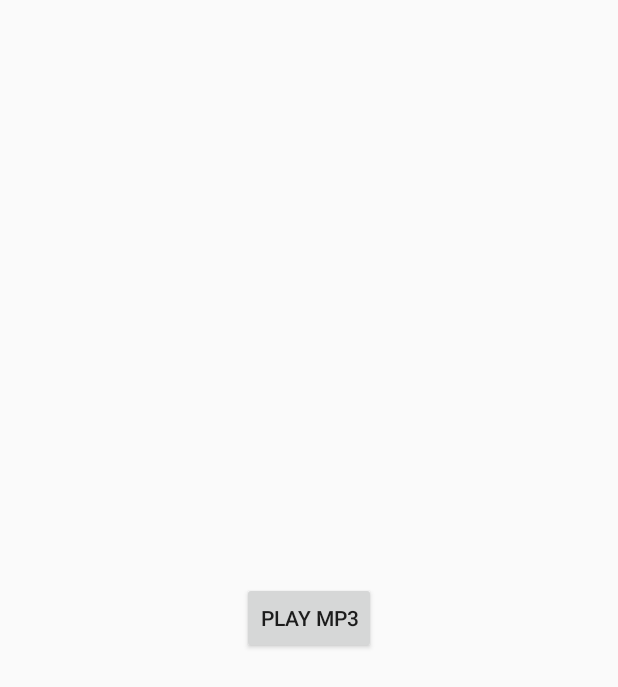
After one commit to SergioEderCervantes/Reproductor-Examen-2, an Android app built with Jetpack Compose: the layout activity_main.xml on its own in the app's theme, with its tools: preview values and no code run, on a phone screen of 412 x 824 dp. The commit adds this screen. Shown: the top 687 px of the screen. Run offline under Robolectric (Android 15) with nearby library versions, the phone set to English and light mode, and no system bars.

```diff
--- a/app/build.gradle.kts
+++ b/app/build.gradle.kts
@@ -51,6 +51,7 @@ dependencies {
     implementation(libs.androidx.ui.tooling.preview)
     implementation(libs.androidx.material3)
     implementation(libs.androidx.appcompat)
+    implementation(libs.androidx.constraintlayout)
     testImplementation(libs.junit)
     androidTestImplementation(libs.androidx.junit)
     androidTestImplementation(libs.androidx.espresso.core)
--- /dev/null
+++ b/app/src/main/res/layout/activity_main.xml
@@ -0,0 +1,19 @@
+<?xml version="1.0" encoding="utf-8"?>
+<androidx.constraintlayout.widget.ConstraintLayout xmlns:android="http://schemas.android.com/apk/res/android"
+    xmlns:app="http://schemas.android.com/apk/res-auto"
+    xmlns:tools="http://schemas.android.com/tools"
+    android:layout_width="match_parent"
+    android:layout_height="match_parent"
+    tools:context=".MainActivity">
+
+    <Button
+        android:id="@+id/playButton"
+        android:layout_width="wrap_content"
+        android:layout_height="wrap_content"
+        android:text="Play MP3"
+        app:layout_constraintBottom_toBottomOf="parent"
+        app:layout_constraintEnd_toEndOf="parent"
+        app:layout_constraintStart_toStartOf="parent"
+        app:layout_constraintTop_toTopOf="parent" />
+
+</androidx.constraintlayout.widget.ConstraintLayout>
--- a/gradle/libs.versions.toml
+++ b/gradle/libs.versions.toml
@@ -9,6 +9,7 @@ lifecycleRuntimeKtx = "2.9.4"
 activityCompose = "1.11.0"
 composeBom = "2024.09.00"
 appcompat = "1.7.1"
+constraintlayout = "2.2.1"
 
 [libraries]
 androidx-core-ktx = { group = "androidx.core", name = "core-ktx", version.ref = "coreKtx" }
@@ -26,6 +27,7 @@ androidx-ui-test-manifest = { group = "androidx.compose.ui", name = "ui-test-man
 androidx-ui-test-junit4 = { group = "androidx.compose.ui", name = "ui-test-junit4" }
 androidx-material3 = { group = "androidx.compose.material3", name = "material3" }
 androidx-appcompat = { group = "androidx.appcompat", name = "appcompat", version.ref = "appcompat" }
+androidx-constraintlayout = { group = "androidx.constraintlayout", name = "constraintlayout", version.ref = "constraintlayout" }
 
 [plugins]
 android-application = { id = "com.android.application", version.ref = "agp" }
```
Also changed, not shown: app/src/main/java/com/example/examenreproductor/MainActivity.kt (+24 -4 lines).
